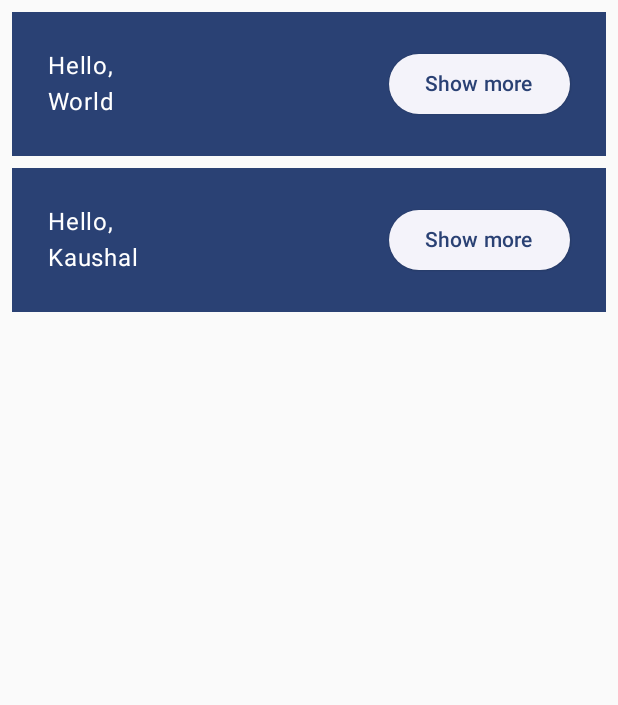
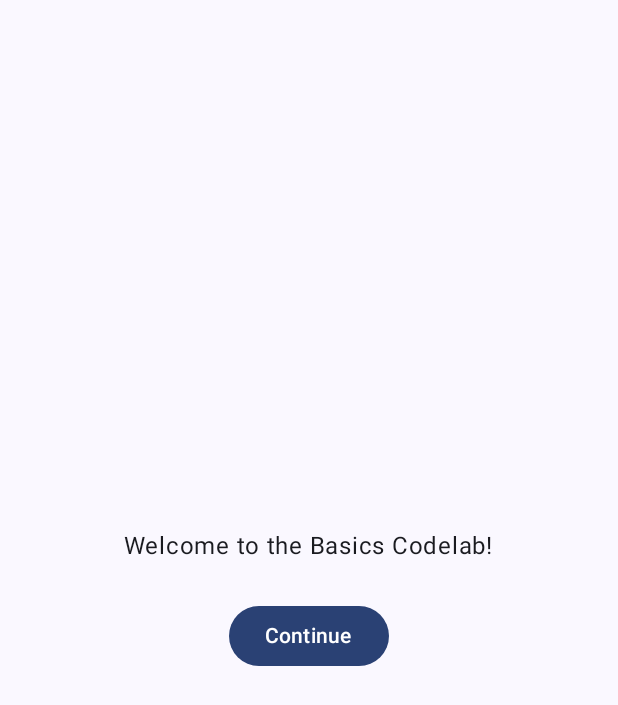
Before and after one commit to KaushalVasava/JetPackCompose_Basic, an Android app built with Jetpack Compose: the screen it shows after launch (MainActivity), on a phone screen of 412 x 824 dp. Shown: the top 705 px of the screen. Run offline under Robolectric (Android 15) with nearby library versions, the phone set to English and light mode, and no system bars.

Commit message:
Add handling of composable state and add onboarding screen with state hoisting

```diff
--- a/app/src/main/java/com/lahsuak/apps/jetpackcomposebasic/MainActivity.kt
+++ b/app/src/main/java/com/lahsuak/apps/jetpackcomposebasic/MainActivity.kt
@@ -5,11 +5,23 @@ import androidx.activity.ComponentActivity
 import androidx.activity.compose.setContent
 import androidx.compose.foundation.layout.*
 import androidx.compose.material3.*
-import androidx.compose.runtime.Composable
+import androidx.compose.runtime.*
+import androidx.compose.ui.Alignment
 import androidx.compose.ui.Modifier
 import androidx.compose.ui.tooling.preview.Preview
 import androidx.compose.ui.unit.dp
 import com.lahsuak.apps.jetpackcomposebasic.ui.theme.JetPackComposeBasicTheme
+
+/**
+ * In Composable functions, state that is read or modified by multiple functions
+should live in a common ancestor—this process is called state hoisting.
+To hoist means to lift or elevate.
+
+ * Making state hoistable avoids duplicating state and introducing bugs,
+helps reuse composables, and makes composables substantially easier to test.
+Contrarily, state that doesn't need to be controlled by a composable's parent should not be hoisted.
+The source of truth belongs to whoever creates and controls that state.
+ **/
 
 class MainActivity : ComponentActivity() {
     override fun onCreate(savedInstanceState: Bundle?) {
@@ -24,62 +36,111 @@ class MainActivity : ComponentActivity() {
 }
 
 @Composable
-fun MyApp(
+fun MyApp(modifier: Modifier = Modifier) {
+    // shouldShowOnboarding is using a by keyword instead of the =.
+    // This is a property delegate that saves you from typing .value every time.
+    var shouldShowOnboarding by remember { mutableStateOf(true) }
+
+    Surface(modifier) {
+        if (shouldShowOnboarding) {
+            OnboardingScreen(onContinueClicked = { shouldShowOnboarding = false })
+        } else {
+            Greetings()
+        }
+    }
+}
+
+/**
+ * "State" and "MutableState" are interfaces that hold some value
+and trigger UI updates (recompositions) whenever that value changes.
+However you can't just assign mutableStateOf to a variable inside a composable.
+ * As explained before, recomposition can happen at any time which would call the composable again,
+resetting the state to a new mutable state with a value of false.
+ * To preserve state across recompositions, remember the mutable state using "remember".
+remember is used to guard against recomposition, so the state is not reset.
+ */
+
+@Composable
+fun Greeting(name: String) {
+    val expanded = remember { mutableStateOf(false) }
+
+    val extraPadding = if (expanded.value) 48.dp else 0.dp
+
+    Surface(
+        color = MaterialTheme.colorScheme.primary,
+        modifier = Modifier.padding(horizontal = 8.dp, vertical = 4.dp)
+    ) {
+        Row(modifier = Modifier.padding(24.dp)) {
+            Column(
+                modifier = Modifier
+                    .weight(1f)
+                    .padding(bottom = extraPadding)
+            ) {
+                Text(text = "Hello,")
+                Text(text = name)
+            }
+            ElevatedButton(
+                onClick = { expanded.value = !expanded.value }
+            ) {
+                Text(if (expanded.value) "Show less" else "Show more")
+            }
+        }
+    }
+}
+
+@Composable
+private fun Greetings(
     modifier: Modifier = Modifier,
     names: List<String> = listOf("World", "Kaushal")
 ) {
     Column(modifier = modifier.padding(vertical = 4.dp)) {
         for (name in names) {
-            Greeting(name)
+            Greeting(name = name)
         }
     }
 }
 
-/**
- * Composable functions :
-A composable function is a regular function annotated with @Composable.
-This enables your function to call other @Composable functions within it.
-You can see how the Greeting function is marked as @Composable.
-This function will produce a piece of UI hierarchy displaying the given input,
-String. Text is a composable function provided by the library.
- **/
-
-/**
- * 1. Column is Vertical linear layout of view system
- * 2. Row is Horizontal linear layout of view system
- * 3. Box is FrameLayout of view system
- */
-
-/**
- * Button is a composable provided by the material3 package
-which takes a composable as the last argument.
-Since trailing lambdas can be moved outside of the parentheses,
-you can add any content to the button as a child. For example, a Text
- */
-
+// add new on-boarding screen
 @Composable
-fun Greeting(name: String) {
-    Surface(
-        color = MaterialTheme.colorScheme.primary,
-        modifier = Modifier.padding(horizontal = 8.dp, vertical = 4.dp)
+fun OnboardingScreen(
+    onContinueClicked: () -> Unit,
+    modifier: Modifier = Modifier
+) {
+    Column(
+        modifier = modifier.fillMaxSize(),
+        verticalArrangement = Arrangement.Center,
+        horizontalAlignment = Alignment.CenterHorizontally
     ) {
-        Row(modifier = Modifier.padding(24.dp)) {
-            Column(modifier = Modifier.weight(1f)) {
-                Text(text = "Hello,")
-                Text(text = name)
-            }
-            ElevatedButton(onClick = { }) {
-                Text(text = "Show more")
-            }
+        Text("Welcome to the Basics Codelab!")
+        Button(
+            modifier = Modifier.padding(vertical = 24.dp),
+            onClick = onContinueClicked
+        ) {
+            Text("Continue")
         }
-
     }
 }
 
-@Preview(showBackground = true)
+@Preview(showBackground = true, widthDp = 320)
 @Composable
 fun DefaultPreview() {
     JetPackComposeBasicTheme {
-        MyApp()
+        Greetings()
     }
 }
+
+@Preview(showBackground = true, widthDp = 320, heightDp = 320)
+@Composable
+fun OnboardingPreview() {
+    JetPackComposeBasicTheme {
+        OnboardingScreen(onContinueClicked = {})
+    }
+}
+
+@Preview
+@Composable
+fun MyAppPreview() {
+    JetPackComposeBasicTheme {
+        MyApp(Modifier.fillMaxSize())
+    }
+}
```
